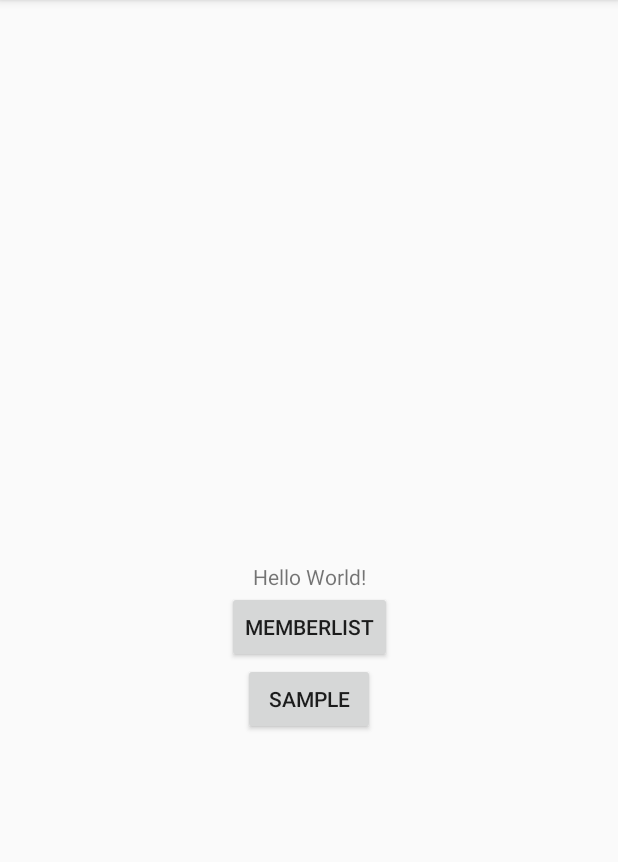
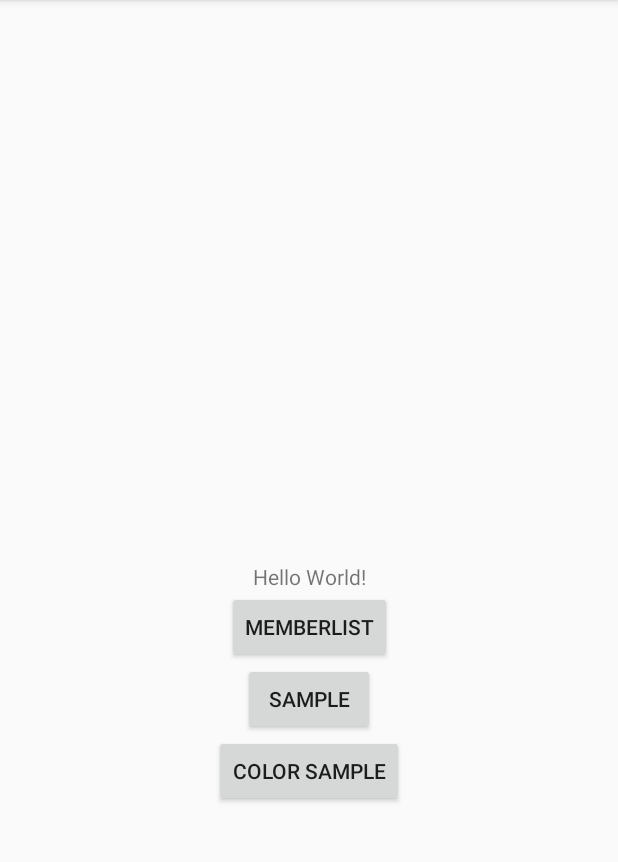
Before and after one commit to hirorock1103/Template_01, an Android app: the screen it shows after launch (MainActivity), on a phone screen of 412 x 824 dp, the part 84-946 px from its top. Run offline under Robolectric (Android 15) with nearby library versions, the phone set to English and light mode, and no system bars.

Commit message:
20190108

```diff
--- a/app/src/main/AndroidManifest.xml
+++ b/app/src/main/AndroidManifest.xml
@@ -17,7 +17,8 @@
             </intent-filter>
         </activity>
         <activity android:name=".SecondActivity" />
-        <activity android:name=".ThirdActivity"></activity>
+        <activity android:name=".ThirdActivity" />
+        <activity android:name=".ForthActivity"></activity>
     </application>
 
 </manifest>
--- a/app/src/main/java/com/example/hirorock1103/template_01/MainActivity.java
+++ b/app/src/main/java/com/example/hirorock1103/template_01/MainActivity.java
@@ -16,6 +16,7 @@ public class MainActivity extends AppCompatActivity {
 
     private Button bt_1;
     private Button bt_2;
+    private Button bt_3;
 
     @Override
     protected void onCreate(Bundle savedInstanceState) {
@@ -41,6 +42,15 @@ public class MainActivity extends AppCompatActivity {
             }
         });
 
+        bt_3 = findViewById(R.id.bt_3);
+        bt_3.setOnClickListener(new View.OnClickListener() {
+            @Override
+            public void onClick(View v) {
+                Intent intent = new Intent(MainActivity.this, ForthActivity.class);
+                startActivity(intent);
+            }
+        });
+
         MemberManager manager = new MemberManager(this);
 
         Member member = new Member();
--- a/app/src/main/res/drawable/text_style_border_left.xml
+++ b/app/src/main/res/drawable/text_style_border_left.xml
@@ -10,7 +10,7 @@
 
     <item android:left="4dp">
         <shape android:shape="rectangle">
-            <solid android:color="#fff"/>
+            <solid android:color="@color/layoutColor"/>
         </shape>
     </item>
 
--- a/app/src/main/res/layout/activity_main.xml
+++ b/app/src/main/res/layout/activity_main.xml
@@ -36,4 +36,14 @@
         app:layout_constraintTop_toBottomOf="@+id/bt_1"
         />
 
+    <Button
+        android:layout_width="wrap_content"
+        android:layout_height="wrap_content"
+        android:text="color sample"
+        android:id="@+id/bt_3"
+        app:layout_constraintLeft_toLeftOf="parent"
+        app:layout_constraintRight_toRightOf="parent"
+        app:layout_constraintTop_toBottomOf="@+id/bt_2"
+        />
+
 </android.support.constraint.ConstraintLayout>
--- a/app/src/main/res/values/colors.xml
+++ b/app/src/main/res/values/colors.xml
@@ -3,4 +3,6 @@
     <color name="colorPrimary">#008577</color>
     <color name="colorPrimaryDark">#00574B</color>
     <color name="colorAccent">#D81B60</color>
+    <color name="layoutColor">#FAFAFA</color>
+
 </resources>
```
Also changed, not shown: app/src/main/java/com/example/hirorock1103/template_01/ForthActivity.java (added, +21 -0 lines), app/src/main/res/drawable/border_bottom_1.xml (+5 -5 lines), app/src/main/res/layout/activity_forth.xml (added, +68 -0 lines).
